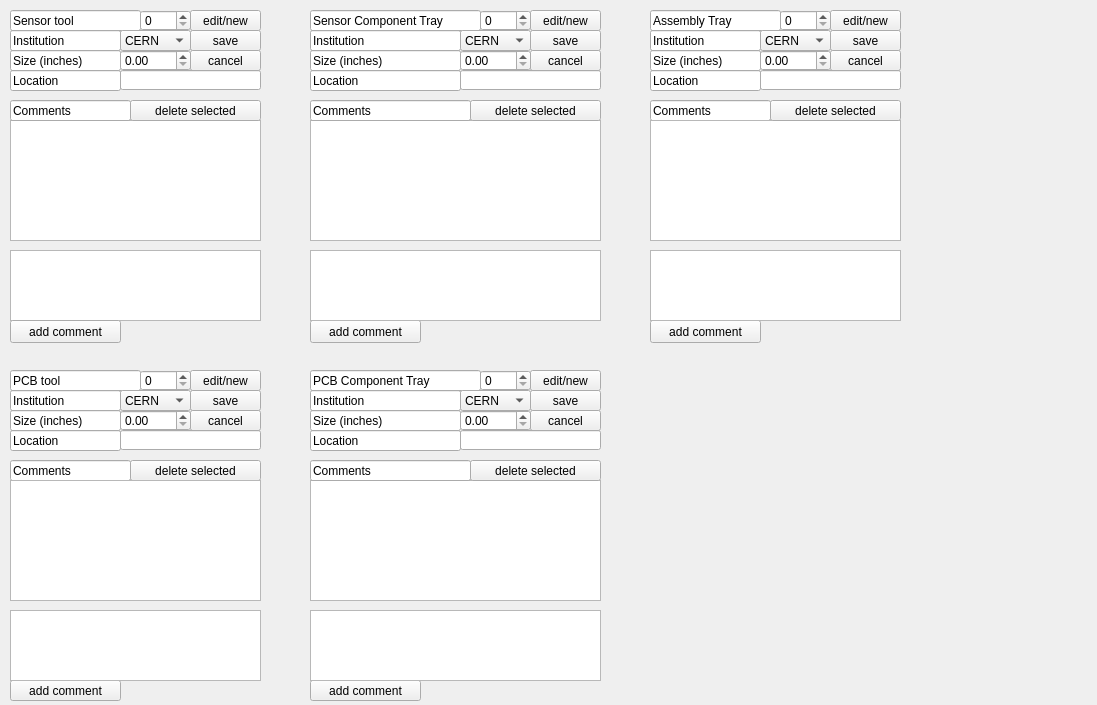
This is pages_ui/view_tooling.ui in IncandelaLab/SharedUI as Qt 5 draws it before an edit. The edited form follows.
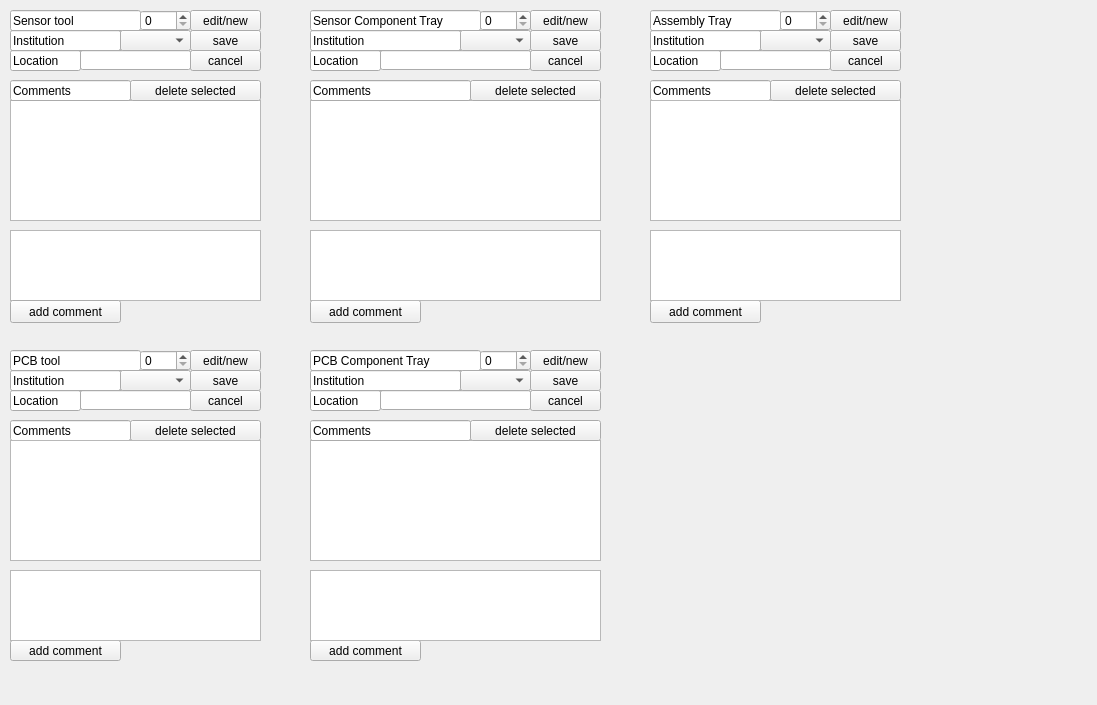
This is the edited form.

```diff
--- a/pages_ui/view_tooling.ui
+++ b/pages_ui/view_tooling.ui
@@ -46,46 +46,17 @@
    <property name="geometry">
     <rect>
      <x>10</x>
-     <y>120</y>
+     <y>100</y>
      <width>251</width>
      <height>121</height>
     </rect>
    </property>
   </widget>
-  <widget class="QLineEdit" name="lineEdit_2">
-   <property name="geometry">
-    <rect>
-     <x>10</x>
-     <y>50</y>
-     <width>111</width>
-     <height>21</height>
-    </rect>
-   </property>
-   <property name="text">
-    <string>Size (inches)</string>
-   </property>
-   <property name="readOnly">
-    <bool>true</bool>
-   </property>
-  </widget>
-  <widget class="QDoubleSpinBox" name="dsbSensorToolSize">
-   <property name="geometry">
-    <rect>
-     <x>120</x>
-     <y>50</y>
-     <width>71</width>
-     <height>21</height>
-    </rect>
-   </property>
-   <property name="maximum">
-    <double>100.000000000000000</double>
-   </property>
-  </widget>
   <widget class="QLineEdit" name="lineEdit_3">
    <property name="geometry">
     <rect>
      <x>10</x>
-     <y>100</y>
+     <y>80</y>
      <width>121</width>
      <height>21</height>
     </rect>
@@ -101,7 +72,7 @@
    <property name="geometry">
     <rect>
      <x>130</x>
-     <y>100</y>
+     <y>80</y>
      <width>131</width>
      <height>21</height>
     </rect>
@@ -114,7 +85,7 @@
    <property name="geometry">
     <rect>
      <x>10</x>
-     <y>250</y>
+     <y>230</y>
      <width>251</width>
      <height>71</height>
     </rect>
@@ -124,7 +95,7 @@
    <property name="geometry">
     <rect>
      <x>10</x>
-     <y>320</y>
+     <y>300</y>
      <width>111</width>
      <height>23</height>
     </rect>
@@ -137,7 +108,7 @@
    <property name="geometry">
     <rect>
      <x>10</x>
-     <y>680</y>
+     <y>640</y>
      <width>111</width>
      <height>21</height>
     </rect>
@@ -146,24 +117,11 @@
     <string>add comment</string>
    </property>
   </widget>
-  <widget class="QDoubleSpinBox" name="dsbPcbToolSize">
-   <property name="geometry">
-    <rect>
-     <x>120</x>
-     <y>410</y>
-     <width>71</width>
-     <height>21</height>
-    </rect>
-   </property>
-   <property name="maximum">
-    <double>100.000000000000000</double>
-   </property>
-  </widget>
   <widget class="QLineEdit" name="lineEdit_4">
    <property name="geometry">
     <rect>
      <x>10</x>
-     <y>460</y>
+     <y>420</y>
      <width>121</width>
      <height>21</height>
     </rect>
@@ -179,7 +137,7 @@
    <property name="geometry">
     <rect>
      <x>10</x>
-     <y>610</y>
+     <y>570</y>
      <width>251</width>
      <height>71</height>
     </rect>
@@ -189,7 +147,7 @@
    <property name="geometry">
     <rect>
      <x>10</x>
-     <y>370</y>
+     <y>350</y>
      <width>131</width>
      <height>21</height>
     </rect>
@@ -205,7 +163,7 @@
    <property name="geometry">
     <rect>
      <x>140</x>
-     <y>370</y>
+     <y>350</y>
      <width>51</width>
      <height>21</height>
     </rect>
@@ -218,7 +176,7 @@
    <property name="geometry">
     <rect>
      <x>130</x>
-     <y>460</y>
+     <y>420</y>
      <width>131</width>
      <height>21</height>
     </rect>
@@ -227,27 +185,11 @@
     <string>delete selected</string>
    </property>
   </widget>
-  <widget class="QLineEdit" name="lineEdit_6">
-   <property name="geometry">
-    <rect>
-     <x>10</x>
-     <y>410</y>
-     <width>111</width>
-     <height>21</height>
-    </rect>
-   </property>
-   <property name="text">
-    <string>Size (inches)</string>
-   </property>
-   <property name="readOnly">
-    <bool>true</bool>
-   </property>
-  </widget>
   <widget class="QListWidget" name="listPcbToolComments">
    <property name="geometry">
     <rect>
      <x>10</x>
-     <y>480</y>
+     <y>440</y>
      <width>251</width>
      <height>121</height>
     </rect>
@@ -257,7 +199,7 @@
    <property name="geometry">
     <rect>
      <x>310</x>
-     <y>480</y>
+     <y>440</y>
      <width>291</width>
      <height>121</height>
     </rect>
@@ -267,7 +209,7 @@
    <property name="geometry">
     <rect>
      <x>310</x>
-     <y>320</y>
+     <y>300</y>
      <width>111</width>
      <height>23</height>
     </rect>
@@ -276,27 +218,11 @@
     <string>add comment</string>
    </property>
   </widget>
-  <widget class="QLineEdit" name="lineEdit_7">
-   <property name="geometry">
-    <rect>
-     <x>310</x>
-     <y>410</y>
-     <width>151</width>
-     <height>21</height>
-    </rect>
-   </property>
-   <property name="text">
-    <string>Size (inches)</string>
-   </property>
-   <property name="readOnly">
-    <bool>true</bool>
-   </property>
-  </widget>
   <widget class="QLineEdit" name="lineEdit_8">
    <property name="geometry">
     <rect>
      <x>310</x>
-     <y>460</y>
+     <y>420</y>
      <width>161</width>
      <height>21</height>
     </rect>
@@ -312,7 +238,7 @@
    <property name="geometry">
     <rect>
      <x>310</x>
-     <y>250</y>
+     <y>230</y>
      <width>291</width>
      <height>71</height>
     </rect>
@@ -335,7 +261,7 @@
    <property name="geometry">
     <rect>
      <x>310</x>
-     <y>680</y>
+     <y>640</y>
      <width>111</width>
      <height>21</height>
     </rect>
@@ -344,24 +270,11 @@
     <string>add comment</string>
    </property>
   </widget>
-  <widget class="QDoubleSpinBox" name="dsbPcbTraySize">
-   <property name="geometry">
-    <rect>
-     <x>460</x>
-     <y>410</y>
-     <width>71</width>
-     <height>21</height>
-    </rect>
-   </property>
-   <property name="maximum">
-    <double>100.000000000000000</double>
-   </property>
-  </widget>
   <widget class="QSpinBox" name="sbPcbTrayID">
    <property name="geometry">
     <rect>
      <x>480</x>
-     <y>370</y>
+     <y>350</y>
      <width>51</width>
      <height>21</height>
     </rect>
@@ -374,7 +287,7 @@
    <property name="geometry">
     <rect>
      <x>310</x>
-     <y>120</y>
+     <y>100</y>
      <width>291</width>
      <height>121</height>
     </rect>
@@ -384,7 +297,7 @@
    <property name="geometry">
     <rect>
      <x>310</x>
-     <y>100</y>
+     <y>80</y>
      <width>161</width>
      <height>21</height>
     </rect>
@@ -416,7 +329,7 @@
    <property name="geometry">
     <rect>
      <x>470</x>
-     <y>100</y>
+     <y>80</y>
      <width>131</width>
      <height>21</height>
     </rect>
@@ -429,7 +342,7 @@
    <property name="geometry">
     <rect>
      <x>470</x>
-     <y>460</y>
+     <y>420</y>
      <width>131</width>
      <height>21</height>
     </rect>
@@ -438,50 +351,21 @@
     <string>delete selected</string>
    </property>
   </widget>
-  <widget class="QLineEdit" name="lineEdit_11">
-   <property name="geometry">
-    <rect>
-     <x>310</x>
-     <y>50</y>
-     <width>151</width>
-     <height>21</height>
-    </rect>
-   </property>
-   <property name="text">
-    <string>Size (inches)</string>
-   </property>
-   <property name="readOnly">
-    <bool>true</bool>
-   </property>
-  </widget>
   <widget class="QPlainTextEdit" name="ptePcbTrayWriteComment">
    <property name="geometry">
     <rect>
      <x>310</x>
-     <y>610</y>
+     <y>570</y>
      <width>291</width>
      <height>71</height>
     </rect>
    </property>
   </widget>
-  <widget class="QDoubleSpinBox" name="dsbSensorTraySize">
-   <property name="geometry">
-    <rect>
-     <x>460</x>
-     <y>50</y>
-     <width>71</width>
-     <height>21</height>
-    </rect>
-   </property>
-   <property name="maximum">
-    <double>100.000000000000000</double>
-   </property>
-  </widget>
   <widget class="QLineEdit" name="lineEdit_12">
    <property name="geometry">
     <rect>
      <x>310</x>
-     <y>370</y>
+     <y>350</y>
      <width>171</width>
      <height>21</height>
     </rect>
@@ -493,24 +377,11 @@
     <bool>true</bool>
    </property>
   </widget>
-  <widget class="QDoubleSpinBox" name="dsbAssemblyTraySize">
-   <property name="geometry">
-    <rect>
-     <x>760</x>
-     <y>50</y>
-     <width>71</width>
-     <height>21</height>
-    </rect>
-   </property>
-   <property name="maximum">
-    <double>100.000000000000000</double>
-   </property>
-  </widget>
   <widget class="QLineEdit" name="lineEdit_13">
    <property name="geometry">
     <rect>
      <x>650</x>
-     <y>100</y>
+     <y>80</y>
      <width>121</width>
      <height>21</height>
     </rect>
@@ -526,7 +397,7 @@
    <property name="geometry">
     <rect>
      <x>650</x>
-     <y>120</y>
+     <y>100</y>
      <width>251</width>
      <height>121</height>
     </rect>
@@ -536,7 +407,7 @@
    <property name="geometry">
     <rect>
      <x>650</x>
-     <y>320</y>
+     <y>300</y>
      <width>111</width>
      <height>23</height>
     </rect>
@@ -562,7 +433,7 @@
    <property name="geometry">
     <rect>
      <x>770</x>
-     <y>100</y>
+     <y>80</y>
      <width>131</width>
      <height>21</height>
     </rect>
@@ -571,27 +442,11 @@
     <string>delete selected</string>
    </property>
   </widget>
-  <widget class="QLineEdit" name="lineEdit_14">
-   <property name="geometry">
-    <rect>
-     <x>650</x>
-     <y>50</y>
-     <width>111</width>
-     <height>21</height>
-    </rect>
-   </property>
-   <property name="text">
-    <string>Size (inches)</string>
-   </property>
-   <property name="readOnly">
-    <bool>true</bool>
-   </property>
-  </widget>
   <widget class="QPlainTextEdit" name="pteAssemblyTrayWriteComment">
    <property name="geometry">
     <rect>
      <x>650</x>
-     <y>250</y>
+     <y>230</y>
      <width>251</width>
      <height>71</height>
     </rect>
@@ -656,7 +511,7 @@
    <property name="geometry">
     <rect>
      <x>190</x>
-     <y>410</y>
+     <y>390</y>
      <width>71</width>
      <height>21</height>
     </rect>
@@ -669,7 +524,7 @@
    <property name="geometry">
     <rect>
      <x>190</x>
-     <y>390</y>
+     <y>370</y>
      <width>71</width>
      <height>21</height>
     </rect>
@@ -682,7 +537,7 @@
    <property name="geometry">
     <rect>
      <x>190</x>
-     <y>370</y>
+     <y>350</y>
      <width>71</width>
      <height>21</height>
     </rect>
@@ -695,7 +550,7 @@
    <property name="geometry">
     <rect>
      <x>530</x>
-     <y>370</y>
+     <y>350</y>
      <width>71</width>
      <height>21</height>
     </rect>
@@ -708,7 +563,7 @@
    <property name="geometry">
     <rect>
      <x>530</x>
-     <y>390</y>
+     <y>370</y>
      <width>71</width>
      <height>21</height>
     </rect>
@@ -721,7 +576,7 @@
    <property name="geometry">
     <rect>
      <x>530</x>
-     <y>410</y>
+     <y>390</y>
      <width>71</width>
      <height>21</height>
     </rect>
@@ -811,9 +666,9 @@
   <widget class="QLineEdit" name="leSensorToolLocation">
    <property name="geometry">
     <rect>
-     <x>120</x>
-     <y>70</y>
-     <width>141</width>
+     <x>80</x>
+     <y>50</y>
+     <width>111</width>
      <height>20</height>
     </rect>
    </property>
@@ -822,8 +677,8 @@
    <property name="geometry">
     <rect>
      <x>10</x>
-     <y>70</y>
-     <width>111</width>
+     <y>50</y>
+     <width>71</width>
      <height>21</height>
     </rect>
    </property>
@@ -838,8 +693,8 @@
    <property name="geometry">
     <rect>
      <x>310</x>
-     <y>70</y>
-     <width>151</width>
+     <y>50</y>
+     <width>71</width>
      <height>21</height>
     </rect>
    </property>
@@ -853,9 +708,9 @@
   <widget class="QLineEdit" name="leSensorTrayLocation">
    <property name="geometry">
     <rect>
-     <x>460</x>
-     <y>70</y>
-     <width>141</width>
+     <x>380</x>
+     <y>50</y>
+     <width>151</width>
      <height>20</height>
     </rect>
    </property>
@@ -863,9 +718,9 @@
   <widget class="QLineEdit" name="leAssemblyTrayLocation">
    <property name="geometry">
     <rect>
-     <x>760</x>
-     <y>70</y>
-     <width>141</width>
+     <x>720</x>
+     <y>50</y>
+     <width>111</width>
      <height>20</height>
     </rect>
    </property>
@@ -874,8 +729,8 @@
    <property name="geometry">
     <rect>
      <x>650</x>
-     <y>70</y>
-     <width>111</width>
+     <y>50</y>
+     <width>71</width>
      <height>21</height>
     </rect>
    </property>
@@ -890,8 +745,8 @@
    <property name="geometry">
     <rect>
      <x>10</x>
-     <y>430</y>
-     <width>111</width>
+     <y>390</y>
+     <width>71</width>
      <height>21</height>
     </rect>
    </property>
@@ -905,9 +760,9 @@
   <widget class="QLineEdit" name="lePcbToolLocation">
    <property name="geometry">
     <rect>
-     <x>120</x>
-     <y>430</y>
-     <width>141</width>
+     <x>80</x>
+     <y>390</y>
+     <width>111</width>
      <height>20</height>
     </rect>
    </property>
@@ -916,8 +771,8 @@
    <property name="geometry">
     <rect>
      <x>310</x>
-     <y>430</y>
-     <width>151</width>
+     <y>390</y>
+     <width>71</width>
      <height>21</height>
     </rect>
    </property>
@@ -931,9 +786,9 @@
   <widget class="QLineEdit" name="lePcbTrayLocation">
    <property name="geometry">
     <rect>
-     <x>460</x>
-     <y>430</y>
-     <width>141</width>
+     <x>380</x>
+     <y>390</y>
+     <width>151</width>
      <height>20</height>
     </rect>
    </property>
@@ -948,7 +803,7 @@
     </rect>
    </property>
    <property name="currentIndex">
-    <number>0</number>
+    <number>-1</number>
    </property>
    <item>
     <property name="text">
@@ -1013,7 +868,7 @@
     </rect>
    </property>
    <property name="currentIndex">
-    <number>0</number>
+    <number>-1</number>
    </property>
    <item>
     <property name="text">
@@ -1062,7 +917,7 @@
     </rect>
    </property>
    <property name="currentIndex">
-    <number>0</number>
+    <number>-1</number>
    </property>
    <item>
     <property name="text">
@@ -1089,7 +944,7 @@
    <property name="geometry">
     <rect>
      <x>10</x>
-     <y>390</y>
+     <y>370</y>
      <width>111</width>
      <height>21</height>
     </rect>
@@ -1105,13 +960,13 @@
    <property name="geometry">
     <rect>
      <x>120</x>
-     <y>390</y>
+     <y>370</y>
      <width>71</width>
      <height>21</height>
     </rect>
    </property>
    <property name="currentIndex">
-    <number>0</number>
+    <number>-1</number>
    </property>
    <item>
     <property name="text">
@@ -1138,7 +993,7 @@
    <property name="geometry">
     <rect>
      <x>310</x>
-     <y>390</y>
+     <y>370</y>
      <width>151</width>
      <height>21</height>
     </rect>
@@ -1154,13 +1009,13 @@
    <property name="geometry">
     <rect>
      <x>460</x>
-     <y>390</y>
+     <y>370</y>
      <width>71</width>
      <height>21</height>
     </rect>
    </property>
    <property name="currentIndex">
-    <number>0</number>
+    <number>-1</number>
    </property>
    <item>
     <property name="text">
```
Left out of the diff: 25 changed lines with no effect on the pictures.
